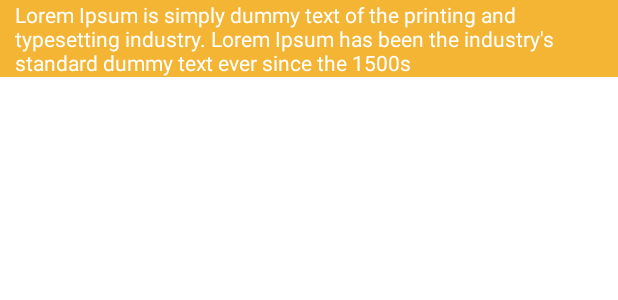
After one commit to Project-Management-SCE/PM2022_TEAM_2, an Android app: the layout faq_layout_second.xml on its own in the app's theme, with its tools: preview values and no code run, on a phone screen of 412 x 824 dp. The commit adds this screen. Shown: the top 300 px of the screen. Run offline under Robolectric (Android 15) with nearby library versions, the phone set to English and light mode, and no system bars.

Commit message:
FAQ Page Structure

```diff
--- a/app/build.gradle
+++ b/app/build.gradle
@@ -140,6 +140,10 @@ dependencies {
     implementation 'com.github.PhilJay:MPAndroidChart:v3.0.3'
 
     implementation files('libs/poi-3.7.jar')
+
+    implementation "com.github.skydoves:expandablelayout:1.0.7"
+
+
 }
 apply plugin: 'com.android.application'
 apply plugin: 'com.google.gms.google-services'
--- a/app/src/main/AndroidManifest.xml
+++ b/app/src/main/AndroidManifest.xml
@@ -21,6 +21,9 @@
         android:roundIcon="@mipmap/ic_launcher_round"
         android:supportsRtl="true"
         android:theme="@style/Theme.Finance">
+        <activity
+            android:name=".FAQ_Activity"
+            android:exported="false" />
         <activity
             android:name=".AboutActivity"
             android:exported="false"
--- /dev/null
+++ b/app/src/main/res/layout/faq_layout_second.xml
@@ -0,0 +1,20 @@
+<?xml version="1.0" encoding="utf-8"?>
+<androidx.constraintlayout.widget.ConstraintLayout xmlns:android="http://schemas.android.com/apk/res/android"
+    xmlns:app="http://schemas.android.com/apk/res-auto"
+    android:layout_width="match_parent"
+    android:layout_height="wrap_content"
+    android:background="#F3B533">
+
+    <TextView
+        android:layout_width="wrap_content"
+        android:layout_height="match_parent"
+        android:paddingLeft="10dp"
+        android:paddingRight="10dp"
+        android:text="Lorem Ipsum is simply dummy text of the printing and typesetting industry. Lorem Ipsum has been the industry's standard dummy text ever since the 1500s"
+        android:textColor="@color/white"
+        app:layout_constraintBottom_toBottomOf="parent"
+        app:layout_constraintEnd_toEndOf="parent"
+        app:layout_constraintStart_toStartOf="parent"
+        app:layout_constraintTop_toTopOf="parent" />
+
+</androidx.constraintlayout.widget.ConstraintLayout>
```
Also changed, not shown: app/src/main/java/com/team2/finance/FAQ_Activity.java (added, +36 -0 lines), app/src/main/java/com/team2/finance/Utility/BaseActivity.java (+11 -8 lines), app/src/main/res/layout/activity_faq.xml (added, +31 -0 lines), app/src/main/res/layout/faq_layout_parent.xml (added, +22 -0 lines).
